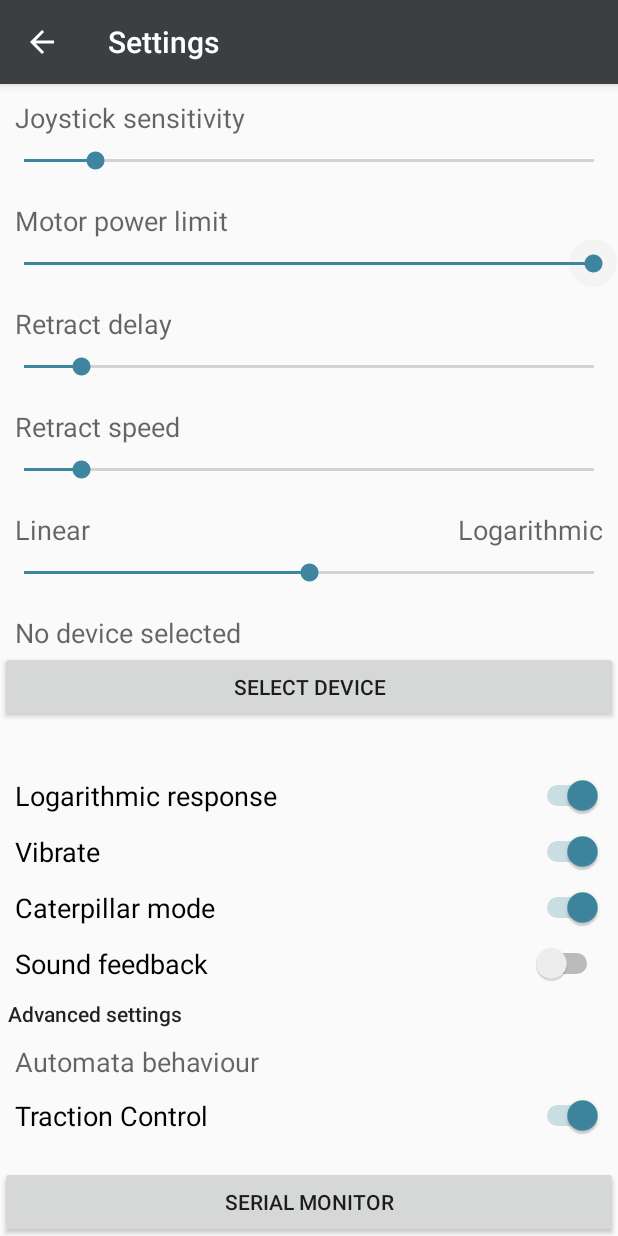
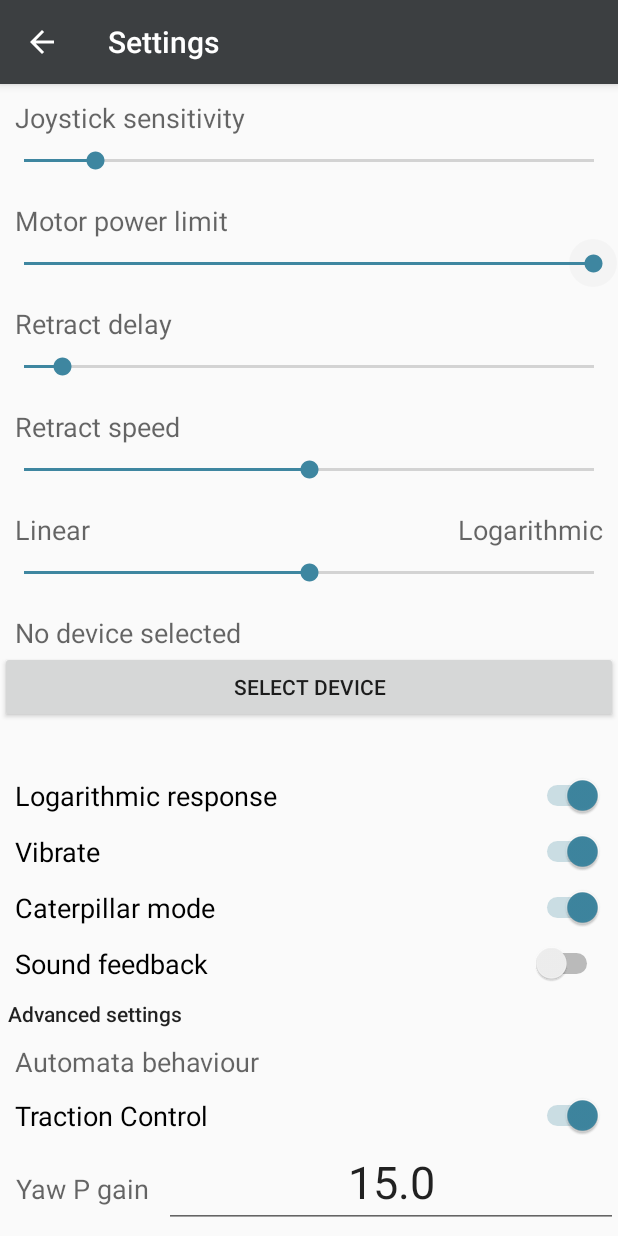
Before and after one commit to VideoMem/Remote-Joystick, an Android app: the SettingsView screen opened directly, with no data from a screen before it, on a phone screen of 412 x 824 dp. Run offline under Robolectric (Android 15) with nearby library versions, the phone set to English and light mode, and no system bars.

Commit message:
Alpha4 - yaw Gain

```diff
--- a/app/build.gradle
+++ b/app/build.gradle
@@ -27,6 +27,7 @@ dependencies {
     implementation 'androidx.constraintlayout:constraintlayout:1.1.3'
     implementation 'com.google.android.material:material:1.0.0'
     implementation 'androidx.preference:preference:1.1.0-alpha05'
+    implementation 'androidx.legacy:legacy-support-v4:1.0.0'
     testImplementation 'junit:junit:4.12'
     androidTestImplementation 'androidx.test.ext:junit:1.1.0'
     androidTestImplementation 'androidx.test.espresso:espresso-core:3.1.1'
--- a/app/src/main/java/com/example/remotejoystick/AppParameters.java
+++ b/app/src/main/java/com/example/remotejoystick/AppParameters.java
@@ -1,10 +1,13 @@
 package com.example.remotejoystick;
 import android.app.Application;
+import android.content.pm.PackageInfo;
+import android.content.pm.PackageManager;
+
 import java.util.LinkedList;
 
 
 public class AppParameters extends Application {
-
+    protected final int maxRecvSlots = 2048;
     protected double sensitivity;
     protected int power;
     protected int retractDelay;
@@ -14,7 +17,9 @@ public class AppParameters extends Application {
     public volatile SoundBuffer soundBuffer;
     protected String address = null;
     protected String name = null;
+    protected volatile LinkedList<String> sendCopy;
     public volatile LinkedList<String> sendStream;
+    protected volatile LinkedList<String> recvStream;
     public volatile boolean btStatus;
     protected int txBuffSize;
     public volatile double voltage;
@@ -24,6 +29,25 @@ public class AppParameters extends Application {
     protected boolean exitAll;
     protected boolean mute;
     protected boolean autoTraction;
+    protected float yawGain;
+
+    public float getYawGain() { return yawGain; }
+    public void setYawGain(float v) { yawGain = v; }
+
+    synchronized void addRecvStream(String msg) {
+        recvStream.add(msg);
+        while(recvStream.size() > maxRecvSlots)
+            recvStream.remove();
+    }
+
+    synchronized void addSendStream(String msg) {
+        sendCopy.add(msg);
+        while(sendCopy.size() > maxRecvSlots)
+            sendCopy.remove();
+    }
+
+    synchronized LinkedList<String> getRecvStream() { return recvStream; }
+    synchronized LinkedList<String> getSendStream() { return sendCopy; }
 
     public boolean getAutoTraction() { return autoTraction; }
     public void setAutoTraction(boolean v) { autoTraction = v; }
@@ -66,8 +90,8 @@ public class AppParameters extends Application {
     public void defaults() {
         setPower(255);
         setSensitivity(1);
-        setRetractDelay(300);
-        setRetractSpeed(10);
+        setRetractDelay(200);
+        setRetractSpeed(50);
         setCoordVisible(true);
         setSound(false);
         setTxBuffSize(32);
@@ -76,12 +100,26 @@ public class AppParameters extends Application {
         setLogAmount(50);
         setExitAll(false);
         setAutoTraction(true);
+        setYawGain(15);
     }
 
     public AppParameters() {
         soundBuffer = new SoundBuffer();
         sendStream  = new LinkedList<>();
+        sendCopy = new LinkedList<>();
+        recvStream = new LinkedList<>();
         defaults();
+    }
+
+    public String getBuildNumber() {
+        String version = getString(R.string.SET_UNAVAILABLE_BUILD);
+        try {
+            PackageInfo pInfo = getApplicationContext().getPackageManager().getPackageInfo(getPackageName(), 0);
+            version = pInfo.versionName;
+        } catch (PackageManager.NameNotFoundException e) {
+            e.printStackTrace();
+        }
+        return version;
     }
 
     public AppParameters self() { return this; }
--- a/app/src/main/java/com/example/remotejoystick/SettingsView.java
+++ b/app/src/main/java/com/example/remotejoystick/SettingsView.java
@@ -6,6 +6,7 @@ import android.os.Bundle;
 import android.view.View;
 import android.widget.Button;
 import android.widget.CompoundButton;
+import android.widget.EditText;
 import android.widget.SeekBar;
 import android.widget.Switch;
 import android.widget.TextView;
@@ -33,6 +34,8 @@ public class SettingsView extends AppCompatActivity
     protected Switch logMode;
     protected Switch tractionControl;
     protected SeekBar logComponent;
+    protected EditText yawGain;
+    protected TextView version;
 
     @Override
     public void onStopTrackingTouch(SeekBar seekBar) {
@@ -116,6 +119,8 @@ public class SettingsView extends AppCompatActivity
         logMode.setOnCheckedChangeListener(this);
         tractionControl = findViewById(R.id.trackAuto);
         tractionControl.setOnCheckedChangeListener(this);
+        yawGain = findViewById(R.id.yawGain);
+        version = findViewById(R.id.appVersion);
 
         read();
         TextView Device = findViewById(R.id.DevConfig);
@@ -126,6 +131,14 @@ public class SettingsView extends AppCompatActivity
         else
             Device.setText(this.getString(R.string.SET_no_device));
     }
+
+
+    @Override
+    protected void onDestroy() {
+        super.onDestroy();
+        submit();
+    }
+
 
     protected void read() {
         double sns = param.getSensitivity() * 10;
@@ -139,6 +152,12 @@ public class SettingsView extends AppCompatActivity
         caterpillarEnabled.setChecked(param.getCaterpillar());
         logMode.setChecked(param.getLogMode());
         tractionControl.setChecked(param.getAutoTraction());
+        yawGain.setText(String.valueOf(param.getYawGain()));
+        version.setText(String.format(getString(R.string.SET_BUILD), param.getBuildNumber()));
+    }
+
+    protected void submit() {
+        param.setYawGain(Float.parseFloat(yawGain.getText().toString()));
     }
 
     public void resetDialog() {
@@ -207,6 +226,7 @@ public class SettingsView extends AppCompatActivity
             case R.id.button:
                 Intent intent = new Intent(this, ListBTDevices.class);
                 this.startActivity(intent);
+                submit();
                 break;
             case R.id.defSettings:
                 resetDialog();
--- a/app/src/main/java/com/example/remotejoystick/XYView.java
+++ b/app/src/main/java/com/example/remotejoystick/XYView.java
@@ -24,7 +24,8 @@ public class XYView extends JoystickWidgets {
         param = p;
         activity = ref;
         timer = new Timer();
-        ignoreUpdate = false; retractTimer(500);
+        ignoreUpdate = false;
+        //retractTimer(500);
         ignoreMove = false;
         //audio = new SoundSynth(this, param);
         //audio.mute(false);
@@ -66,6 +67,7 @@ public class XYView extends JoystickWidgets {
     }
 
     protected synchronized void command() {
+        read();
         if(param.sendStream.size() < param.getTxBuffSize())
             if (param.getCaterpillar()) {
                 if (!param.getLogMode()) {
@@ -119,7 +121,7 @@ public class XYView extends JoystickWidgets {
                 if(param.showCoordinates()) {
                     crossHair(movex, movey);
                     invalidate();
-                    refreshTimer(300);
+                    //refreshTimer(300);
                 }
             }
         };
--- a/app/src/main/res/layout/settings_activity.xml
+++ b/app/src/main/res/layout/settings_activity.xml
@@ -1,12 +1,7 @@
-<LinearLayout
+<ScrollView android:id="@+id/autoTraction"
     android:layout_width="fill_parent"
-    android:layout_height="fill_parent"
+    android:layout_height="wrap_content"
     xmlns:android="http://schemas.android.com/apk/res/android">
-
-    <ScrollView
-        android:id="@+id/autoTraction"
-        android:layout_width="fill_parent"
-        android:layout_height="wrap_content">
 
         <LinearLayout
             android:layout_width="match_parent"
@@ -222,6 +217,33 @@
                 android:text="@string/SET_AutoTraction"
                 android:textAppearance="@style/TextAppearance.AppCompat.Medium" />
 
+            <LinearLayout
+                android:layout_width="match_parent"
+                android:layout_height="wrap_content"
+                android:orientation="horizontal">
+
+                <TextView
+                    android:id="@+id/devConfig"
+                    android:layout_width="wrap_content"
+                    android:layout_height="wrap_content"
+                    android:gravity="center_vertical|end"
+                    android:paddingLeft="10dp"
+                    android:paddingRight="10dp"
+                    android:text="@string/SET_YAWGAIN"
+                    android:textAppearance="@style/TextAppearance.AppCompat.Medium" />
+
+                <EditText
+                    android:id="@+id/yawGain"
+                    android:layout_width="0dp"
+                    android:layout_height="wrap_content"
+                    android:layout_weight="1"
+                    android:autofillHints=""
+                    android:ems="10"
+                    android:gravity="center_horizontal|center_vertical"
+                    android:inputType="number"
+                    android:textSize="30sp" />
+            </LinearLayout>
+
             <Button
                 android:id="@+id/sermon"
                 android:layout_width="match_parent"
@@ -243,12 +265,15 @@
                 android:layout_marginTop="20dp"
                 android:text="@string/SET_Quit_Application" />
 
-            <FrameLayout
-                android:id="@+id/settings"
+            <TextView
+                android:id="@+id/appVersion"
                 android:layout_width="match_parent"
-                android:layout_height="match_parent">
+                android:layout_height="wrap_content"
+                android:layout_marginLeft="10dp"
+                android:layout_marginTop="10dp"
+                android:layout_marginRight="10dp"
+                android:text="@string/SET_BUILD"
+                android:textAppearance="@style/TextAppearance.AppCompat.Medium" />
 
-            </FrameLayout>
         </LinearLayout>
     </ScrollView>
-</LinearLayout>
--- a/app/src/main/res/values/colors.xml
+++ b/app/src/main/res/values/colors.xml
@@ -3,4 +3,6 @@
     <color name="colorPrimary">#3C3F41</color>
     <color name="colorPrimaryDark">#33393B</color>
     <color name="colorAccent">#3E86A0</color>
+
+    <color name="black_overlay">#66000000</color>
 </resources>
--- a/app/src/main/res/values/strings.xml
+++ b/app/src/main/res/values/strings.xml
@@ -70,4 +70,11 @@
     <string name="JW_MAXPOWER">Maximum power: %#02X</string>
     <string name="SET_AutoTraction">Traction Control</string>
 
+    <string name="title_activity_serial_monitor">Serial Monitor</string>
+    <string name="dummy_button">Dummy Button</string>
+    <string name="dummy_content">DUMMY\nCONTENT</string>
+    <string name="SET_YAWGAIN">Yaw P gain</string>
+    <string name="SET_BUILD">Build number %s</string>
+    <string name="SET_UNAVAILABLE_BUILD">not available</string>
+
 </resources>
--- a/app/src/main/res/values/styles.xml
+++ b/app/src/main/res/values/styles.xml
@@ -17,4 +17,16 @@
 
     <style name="AppTheme.PopupOverlay" parent="ThemeOverlay.AppCompat.Light" />
 
+    <style name="FullscreenTheme" parent="AppTheme">
+        <item name="android:actionBarStyle">@style/FullscreenActionBarStyle</item>
+        <item name="android:windowActionBarOverlay">true</item>
+        <item name="android:windowBackground">@null</item>
+        <item name="metaButtonBarStyle">?android:attr/buttonBarStyle</item>
+        <item name="metaButtonBarButtonStyle">?android:attr/buttonBarButtonStyle</item>
+    </style>
+
+    <style name="FullscreenActionBarStyle" parent="Widget.AppCompat.ActionBar">
+        <item name="android:background">@color/black_overlay</item>
+    </style>
+
 </resources>
```
Also changed, not shown: app/src/main/AndroidManifest.xml (+6 -1 lines), app/src/main/java/com/example/remotejoystick/BTConnManager.java (+51 -25 lines), app/src/main/java/com/example/remotejoystick/JoystickWidgets.java (+10 -6 lines), app/src/main/java/com/example/remotejoystick/MainActivity.java (+18 -9 lines), app/src/main/java/com/example/remotejoystick/serial_monitor.java (added, +163 -0 lines), app/src/main/res/layout/activity_serial_monitor.xml (added, +26 -0 lines), app/src/main/res/values/attrs.xml (added, +12 -0 lines), 1 other file.
